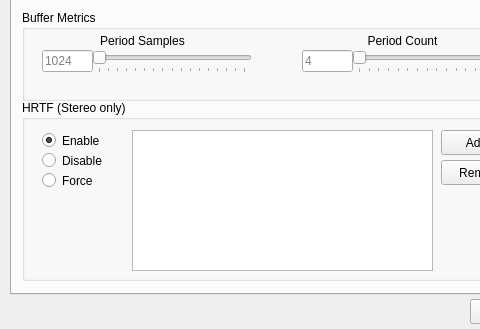
This is utils/alsoft-config/mainwindow.ui in kcat/openal-soft as Qt 5 draws it before an edit; both pictures show x 0 to 480 and y 125 to 454 of the 564 by 454 pixel window. The edited form follows.
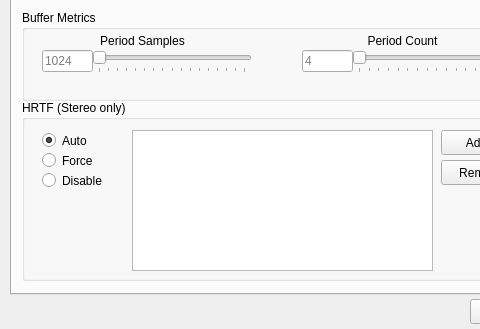
This is the edited form. Icons and pictures are not drawn.

Commit message: Reorganize some HRTF config options

Diff of the .ui file:
```diff
--- a/utils/alsoft-config/mainwindow.ui
+++ b/utils/alsoft-config/mainwindow.ui
@@ -228,7 +228,7 @@
         <string>Allows applications to request HRTF mixing.</string>
        </property>
        <property name="text">
-        <string>Enable</string>
+        <string>Auto</string>
        </property>
        <property name="checked">
         <bool>true</bool>
@@ -238,7 +238,7 @@
        <property name="geometry">
         <rect>
          <x>20</x>
-         <y>50</y>
+         <y>70</y>
          <width>71</width>
          <height>21</height>
         </rect>
@@ -254,7 +254,7 @@
        <property name="geometry">
         <rect>
          <x>20</x>
-         <y>70</y>
+         <y>50</y>
          <width>71</width>
          <height>21</height>
         </rect>
```
Left out of the diff: 5 changed lines with no effect on the pictures. The commit also changes 1 other file.
